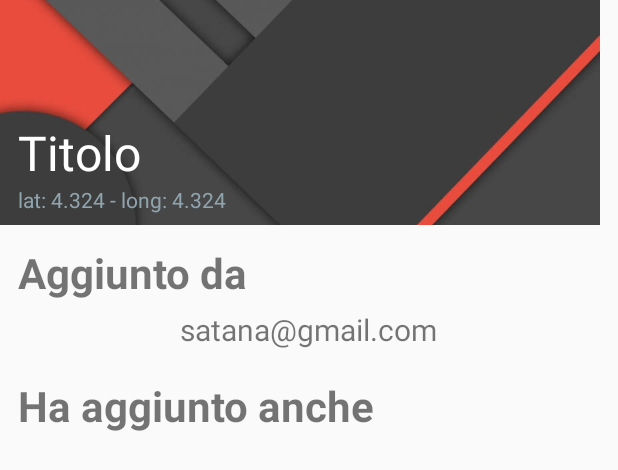
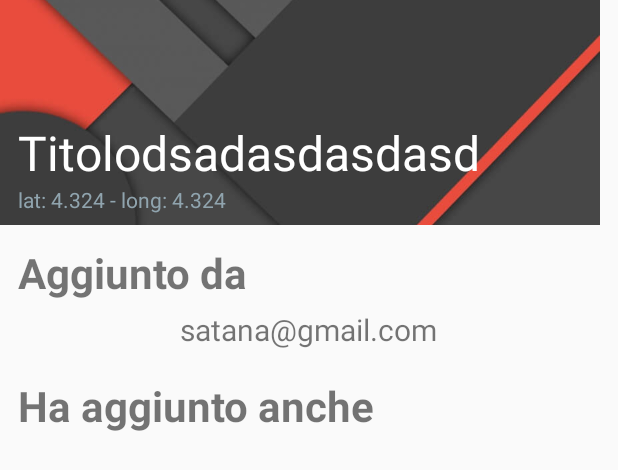
Before and after one commit to AlessioGiacobbe/FireTest, an Android app: the layout infodialog.xml on its own in the app's theme, with its tools: preview values and no code run, on a phone screen of 412 x 824 dp. Shown: the top 470 px of the screen. Run offline under Robolectric (Android 15) with nearby library versions, the phone set to English and light mode, and no system bars.

Commit message:
Added the delete feature

```diff
--- a/app/src/main/res/layout/infodialog.xml
+++ b/app/src/main/res/layout/infodialog.xml
@@ -13,12 +13,25 @@
     <android.support.v7.widget.AppCompatTextView
         android:layout_width="wrap_content"
         android:layout_height="wrap_content"
-        android:text="Titolo"
+        android:text="Titolodsadasdasdasdasdasd"
+        android:maxWidth="320dp"
+        android:lines="1"
         android:textSize="32dp"
         android:id="@+id/infotitle"
         android:textColor="#FFF"
         android:layout_marginLeft="12dp"
         android:layout_marginTop="80dp"
+        />
+
+    <ImageView
+        android:layout_width="30dp"
+        android:layout_height="30dp"
+        android:layout_marginRight="10dp"
+        android:layout_marginTop="100dp"
+        android:visibility="gone"
+        android:id="@+id/delete"
+        android:layout_alignParentRight="true"
+        android:src="@drawable/ic_delete_white_24dp"
         />
 
     <android.support.v7.widget.AppCompatTextView
@@ -71,6 +84,7 @@
     <TextView
         android:layout_width="wrap_content"
         android:textSize="20dp"
+        android:lines="1"
         android:paddingBottom="10dp"
         android:id="@+id/email"
         android:text="satana@gmail.com"
--- a/app/src/main/res/layout/locationslist.xml
+++ b/app/src/main/res/layout/locationslist.xml
@@ -15,9 +15,11 @@
     <TextView
         android:layout_width="wrap_content"
         android:layout_height="wrap_content"
-        android:text="Titolo"
+        android:text="fsdfsdfsdfsdfsdfsdfsdf"
         android:layout_marginTop="5dp"
         android:textSize="35dp"
+        android:lines="1"
+        android:maxWidth="290dp"
         android:layout_toRightOf="@id/imagelist"
         android:id="@+id/listtile"
         />
```
Also changed, not shown: app/build.gradle (+4 -3 lines), app/src/main/java/giacobbe/alessio/firetest/Home.java (+59 -50 lines), app/src/main/res/drawable/ic_delete_white_24dp.png (added).
